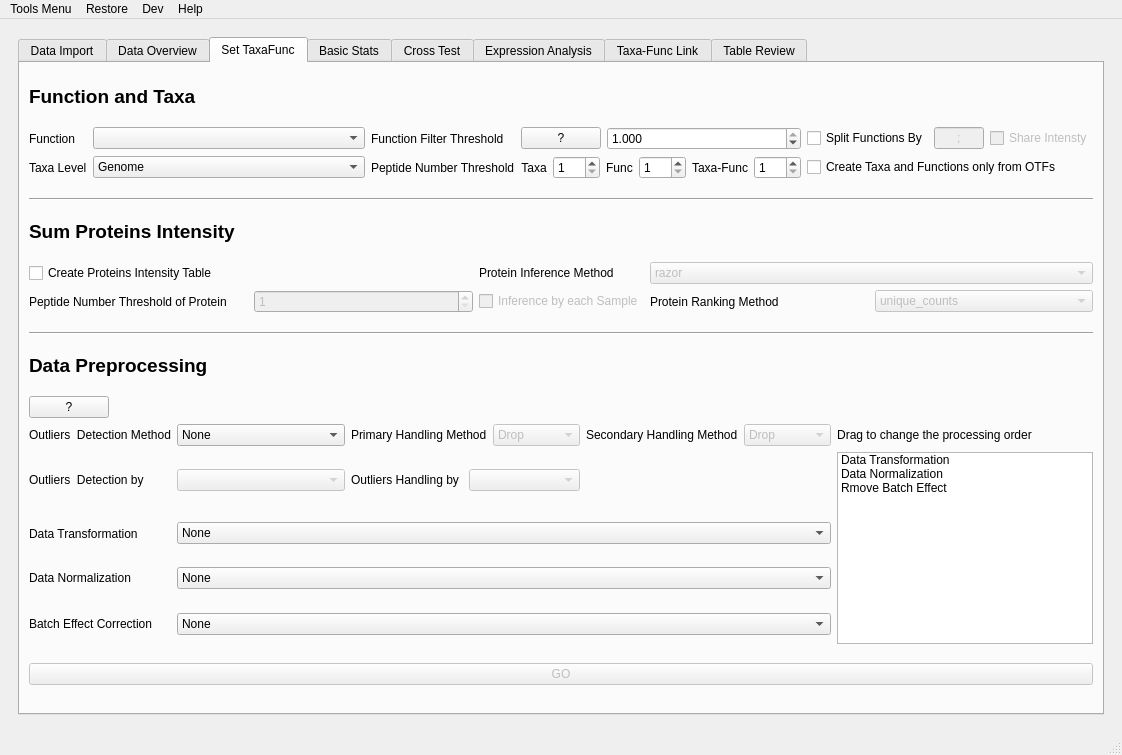
Before: the Qt Designer form metax/gui/metax_gui/main_window.ui in byemaxx/MetaX, drawn with Qt 5.
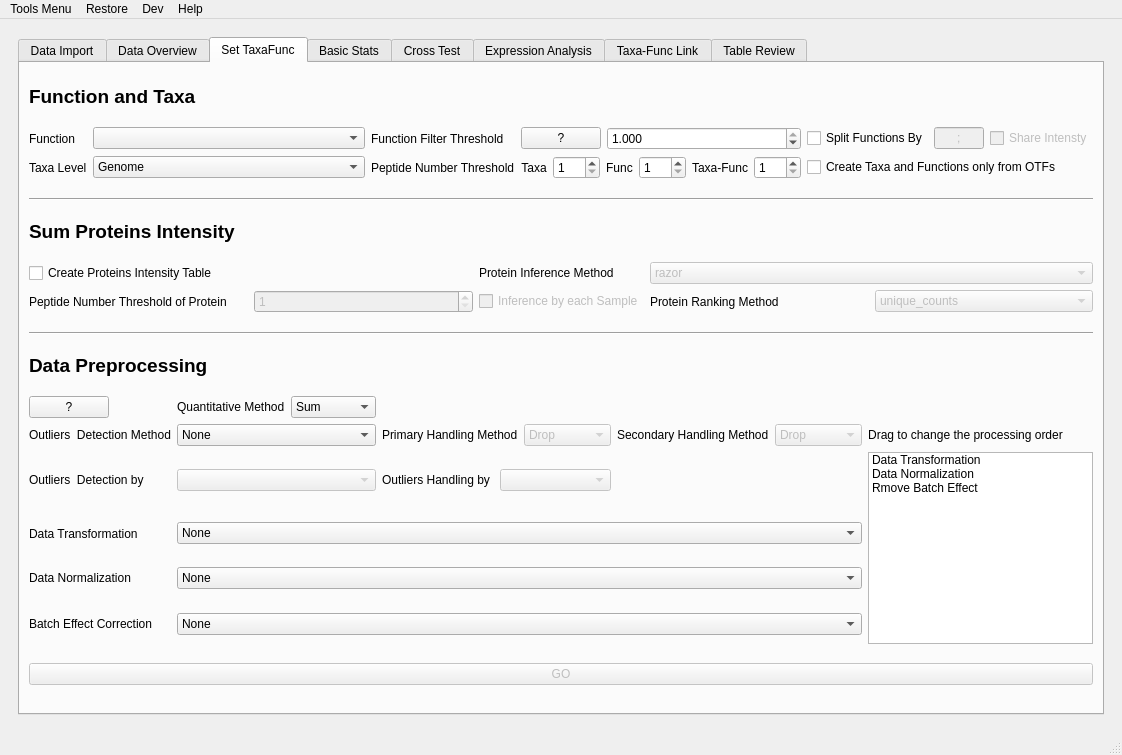
After: the same form once the commit is applied.

Diff of the .ui file:
```diff
--- a/metax/gui/metax_gui/main_window.ui
+++ b/metax/gui/metax_gui/main_window.ui
@@ -1076,6 +1076,31 @@
                 </property>
                </widget>
               </item>
+              <item row="3" column="1">
+               <layout class="QHBoxLayout" name="horizontalLayout_103">
+                <item>
+                 <widget class="QLabel" name="label_198">
+                  <property name="text">
+                   <string>Quantitative Method</string>
+                  </property>
+                 </widget>
+                </item>
+                <item>
+                 <widget class="QComboBox" name="comboBox_quant_method">
+                  <item>
+                   <property name="text">
+                    <string>Sum</string>
+                   </property>
+                  </item>
+                  <item>
+                   <property name="text">
+                    <string>DirectLFQ</string>
+                   </property>
+                  </item>
+                 </widget>
+                </item>
+               </layout>
+              </item>
              </layout>
             </item>
             <item row="0" column="0">
```
